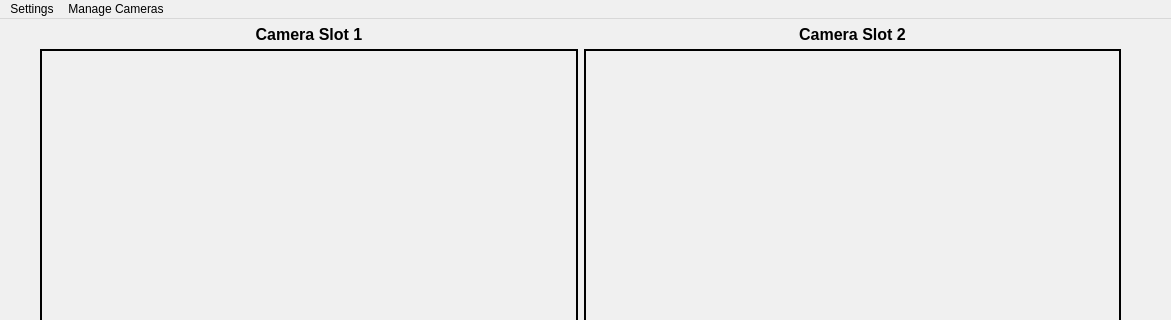
This is Application/source/View/mainwindow.ui in xMihai01/Licenta as Qt 5 draws it before an edit; both pictures show x 0 to 1171 and y 0 to 320 of the 1171 by 663 pixel window. The edited form follows.
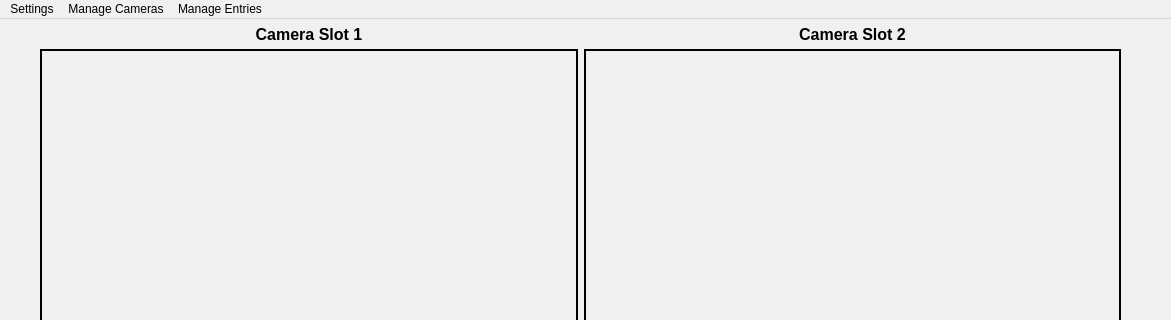
This is the edited form.

Commit message: Added force exit for ongoing sessions, changed CameraComboBoxDialog to CustomComboBoxDialog, fixed #26 for good, moved camera actions to ActionManagement class and added ICameraTypeCustomAction interface for different implementation for each action.

The edit to the form file:
```diff
--- a/Application/source/View/mainwindow.ui
+++ b/Application/source/View/mainwindow.ui
@@ -1031,8 +1031,15 @@
     <addaction name="listCameraAction"/>
     <addaction name="manageParkingAction"/>
    </widget>
+   <widget class="QMenu" name="manageEntriesMenu">
+    <property name="title">
+     <string>Manage Entries</string>
+    </property>
+    <addaction name="forceExitForEntryAction"/>
+   </widget>
    <addaction name="settingsMenu"/>
    <addaction name="manageCameraMenu"/>
+   <addaction name="manageEntriesMenu"/>
   </widget>
   <widget class="QStatusBar" name="statusbar"/>
   <action name="changeVideoSourceAction">
```
Left out of the diff: 5 changed lines with no effect on the pictures. The commit also changes 23 other files.
